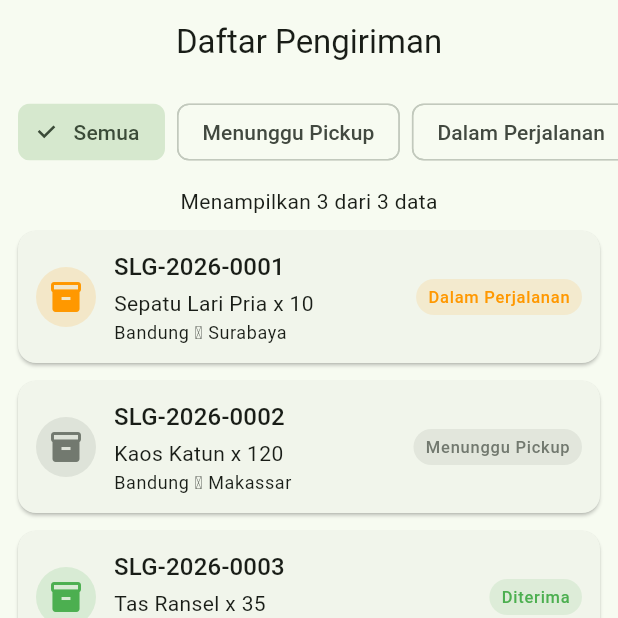
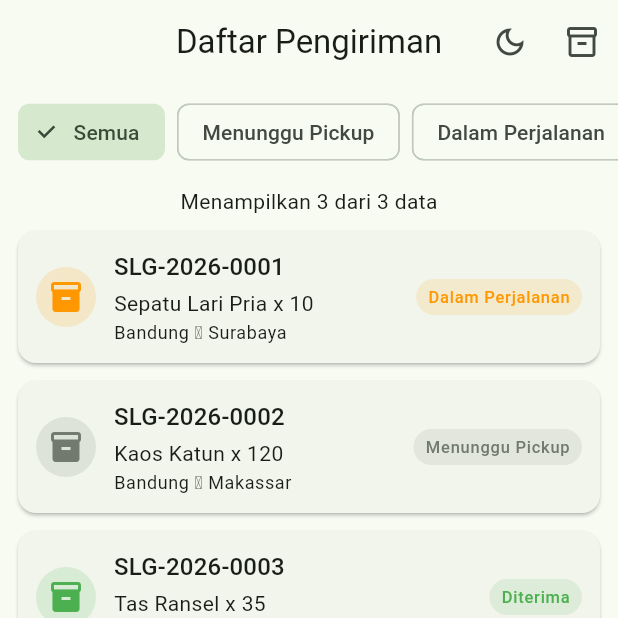
Before and after one commit to MuhammadMallq/silog-714240062, a Flutter app: the screen it shows after launch, on a phone screen of 412 x 824 dp, the top half of it. Run offline on Flutter 3.47's test engine with Material 3 defaults, Android fonts, the phone set to English and light mode, and no system bars; our stand-ins replace sembast, sembast_web, shared_preferences.

Commit message:
Modul 8 : Penyimpanan Data Lokal

```diff
--- a/silog_app/lib/main.dart
+++ b/silog_app/lib/main.dart
@@ -1,18 +1,53 @@
 import 'package:flutter/material.dart';
+import 'data/preferensi.dart';
 import 'tampilan/daftar_pengiriman_page.dart';
 
-void main() => runApp(const SiLogApp());
+// Notifier global untuk perubahan mode tema secara reaktif
+final ValueNotifier<ThemeMode> temaAppNotifier = ValueNotifier<ThemeMode>(ThemeMode.light);
+
+void main() async {
+  WidgetsFlutterBinding.ensureInitialized();
+  // Tugas 3: Ambil preferensi mode gelap saat aplikasi pertama kali dimuat
+  final pref = Preferensi();
+  final isDark = await pref.modeGelap();
+  temaAppNotifier.value = isDark ? ThemeMode.dark : ThemeMode.light;
+  runApp(const SiLogApp());
+}
 
 class SiLogApp extends StatelessWidget {
   const SiLogApp({super.key});
+
   @override
   Widget build(BuildContext context) {
+    return ValueListenableBuilder<ThemeMode>(
+      valueListenable: temaAppNotifier,
+      builder: (context, modeTema, _) {
         return MaterialApp(
           title: 'SiLog',
           debugShowCheckedModeBanner: false,
+          themeMode: modeTema,
           theme: ThemeData(
             useMaterial3: true,
-        colorScheme: ColorScheme.fromSeed(seedColor: const Color(0xFF1B5E20)),
+            brightness: Brightness.light,
+            colorScheme: ColorScheme.fromSeed(
+              seedColor: const Color(0xFF1B5E20),
+              brightness: Brightness.light,
+            ),
+            cardTheme: CardThemeData(
+              elevation: 1,
+              shape: RoundedRectangleBorder(
+                borderRadius: BorderRadius.circular(12),
+              ),
+            ),
+            appBarTheme: const AppBarTheme(centerTitle: true),
+          ),
+          darkTheme: ThemeData(
+            useMaterial3: true,
+            brightness: Brightness.dark,
+            colorScheme: ColorScheme.fromSeed(
+              seedColor: const Color(0xFF1B5E20),
+              brightness: Brightness.dark,
+            ),
             cardTheme: CardThemeData(
               elevation: 1,
               shape: RoundedRectangleBorder(
@@ -23,5 +58,7 @@ class SiLogApp extends StatelessWidget {
           ),
           home: const DaftarPengirimanPage(),
         );
+      },
+    );
   }
 }
--- /dev/null
+++ b/silog_app/lib/model/stok.dart
@@ -0,0 +1,41 @@
+class Stok {
+  final int? id;
+  final String kodeBarang;
+  final String namaBarang;
+  final String kodeGudang;
+  final int jumlah;
+  final DateTime diperbaruiPada;
+  Stok({
+    this.id,
+    required this.kodeBarang,
+    required this.namaBarang,
+    required this.kodeGudang,
+    required this.jumlah,
+    required this.diperbaruiPada,
+  });
+  Map<String, Object?> toMap() => {
+    'kodeBarang': kodeBarang,
+    'namaBarang': namaBarang,
+    'kodeGudang': kodeGudang,
+    'jumlah': jumlah,
+    'diperbaruiPada': diperbaruiPada.toIso8601String(),
+  };
+  factory Stok.fromMap(int id, Map<String, Object?> map) => Stok(
+    id: id,
+    kodeBarang: map['kodeBarang'] as String,
+    namaBarang: map['namaBarang'] as String,
+    kodeGudang: map['kodeGudang'] as String,
+    jumlah: map['jumlah'] as int,
+    diperbaruiPada: DateTime.parse(map['diperbaruiPada'] as String),
+  );
+  Stok salinDengan({int? jumlah}) => Stok(
+    id: id,
+    kodeBarang: kodeBarang,
+    namaBarang: namaBarang,
+    kodeGudang: kodeGudang,
+    jumlah: jumlah ?? this.jumlah,
+    diperbaruiPada: DateTime.now(),
+  );
+  @override
+  String toString() => '[$kodeBarang] $namaBarang @ $kodeGudang = $jumlah';
+}
--- a/silog_app/lib/tampilan/daftar_pengiriman_page.dart
+++ b/silog_app/lib/tampilan/daftar_pengiriman_page.dart
@@ -1,9 +1,12 @@
 import 'package:flutter/material.dart';
 import '../data/data_contoh.dart';
+import '../data/preferensi.dart';
+import '../main.dart';
 import '../model/pengiriman.dart';
 import '../widget/kartu_pengiriman.dart';
 import 'detail_pengiriman_page.dart';
 import 'form_pengiriman_page.dart';
+import 'stok_page.dart';
 
 class DaftarPengirimanPage extends StatefulWidget {
   const DaftarPengirimanPage({super.key});
@@ -75,7 +78,39 @@ Future<void> _bukaDetail(Pengiriman item) async {
   Widget build(BuildContext context) {
     const opsi = ['Semua', 'Menunggu Pickup', 'Dalam Perjalanan', 'Diterima'];
     return Scaffold(
-      appBar: AppBar(title: const Text('Daftar Pengiriman')),
+      appBar: AppBar(
+        title: const Text('Daftar Pengiriman'),
+        actions: [
+          // Tugas 3: Tombol alih mode gelap/terang berbasis SharedPreferences
+          ValueListenableBuilder<ThemeMode>(
+            valueListenable: temaAppNotifier,
+            builder: (context, themeMode, _) {
+              final isDark = themeMode == ThemeMode.dark;
+              return IconButton(
+                icon: Icon(isDark ? Icons.light_mode : Icons.dark_mode_outlined),
+                tooltip: isDark ? 'Mode Terang' : 'Mode Gelap',
+                onPressed: () async {
+                  final baru = !isDark;
+                  await Preferensi().setModeGelap(baru);
+                  temaAppNotifier.value = baru ? ThemeMode.dark : ThemeMode.light;
+                },
+              );
+            },
+          ),
+          IconButton(
+            icon: const Icon(Icons.inventory_2_outlined),
+            tooltip: 'Stok Gudang',
+            onPressed: () {
+              Navigator.push(
+                context,
+                MaterialPageRoute(
+                  builder: (_) => const StokPage(),
+                ),
+              );
+            },
+          ),
+        ],
+      ),
       body: Column(
         children: [
           SingleChildScrollView(
--- a/silog_app/pubspec.yaml
+++ b/silog_app/pubspec.yaml
@@ -34,6 +34,10 @@ dependencies:
   # The following adds the Cupertino Icons font to your application.
   # Use with the CupertinoIcons class for iOS style icons.
   cupertino_icons: ^1.0.8
+  shared_preferences: ^2.5.3
+  sembast: ^3.8.5+1
+  sembast_web: ^2.4.2
+  path_provider: ^2.1.5
 
 dev_dependencies:
   flutter_test:
```
Also changed, not shown: silog_app/lib/data/preferensi.dart (added, +41 -0 lines), silog_app/lib/data/stok_repository.dart (added, +95 -0 lines), silog_app/lib/tampilan/stok_page.dart (added, +446 -0 lines), silog_app/pubspec.lock, 1 other file. Lines whose indentation alone changed are shown as unchanged.
